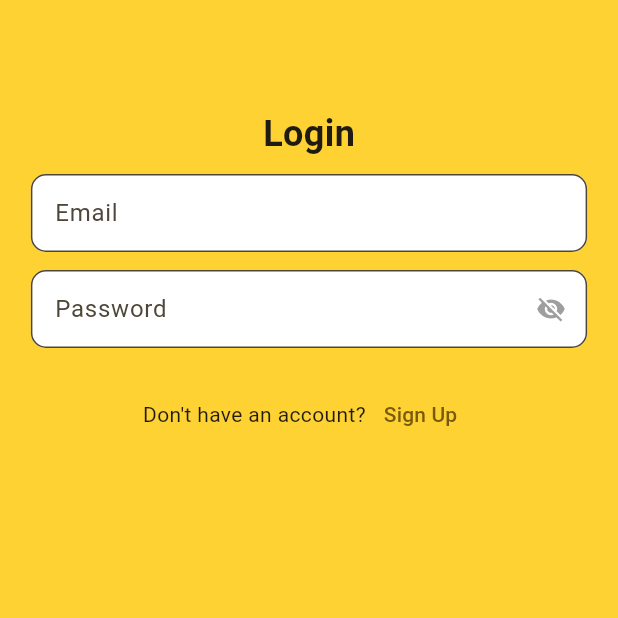
After one commit to mun33b-exe/Study-Circle, a Flutter app: the Login screen opened directly, on a phone screen of 412 x 824 dp, the top half of it. The commit adds this screen. Run offline on Flutter 3.47's test engine with Material 3 defaults, Android fonts, the phone set to English and light mode, and no system bars; our stand-ins replace firebase_core; accounts and stored records are empty.

Commit message:
Resolving merge conflicts

```diff
--- a/lib/constants/colors.dart
+++ b/lib/constants/colors.dart
@@ -2,4 +2,5 @@ import 'package:flutter/material.dart';
 
 class AppColors {
   final Color baseColor = Color(0xFFFFD233);
+  final Color whiteColor = Colors.white;
 }
--- /dev/null
+++ b/lib/screens/login_ui.dart
@@ -0,0 +1,94 @@
+import 'package:flutter/material.dart';
+import 'package:study_circle/constants/colors.dart';
+
+class Login extends StatefulWidget {
+  const Login({super.key});
+
+  @override
+  State<Login> createState() => _LoginState();
+}
+
+class _LoginState extends State<Login> {
+  @override
+  Widget build(BuildContext context) {
+    return Scaffold(
+      backgroundColor: AppColors().baseColor,
+      body: SafeArea(
+        child: SingleChildScrollView(
+          padding: EdgeInsets.symmetric(
+            horizontal: MediaQuery.of(context).size.width * 0.05,
+            vertical: 12.0,
+          ),
+          child: Form(
+            child: Column(
+              crossAxisAlignment: CrossAxisAlignment.stretch,
+              children: [
+                SizedBox(height: 60.0),
+                Center(
+                  child: Text(
+                    'Login',
+                    style: TextStyle(
+                      fontSize: 24.0,
+                      fontWeight: FontWeight.bold,
+                    ),
+                  ),
+                ),
+                SizedBox(height: 10.0),
+                // Email field (responsive using MediaQuery)
+                TextFormField(
+                  keyboardType: TextInputType.emailAddress,
+                  decoration: InputDecoration(
+                    hintText: 'Email',
+                    filled: true,
+                    fillColor: AppColors().whiteColor,
+
+                    contentPadding: EdgeInsets.symmetric(
+                      vertical: 14.0,
+                      horizontal: 12.0,
+                    ),
+                    border: OutlineInputBorder(
+                      borderRadius: BorderRadius.circular(10.0),
+                    ),
+                  ),
+                  style: TextStyle(fontSize: 16.0),
+                ),
+                SizedBox(height: 12.0),
+                // Password field (obscured)
+                TextFormField(
+                  keyboardType: TextInputType.visiblePassword,
+                  obscureText: true,
+                  decoration: InputDecoration(
+                    filled: true,
+                    fillColor: AppColors().whiteColor,
+                    suffixIcon: Icon(
+                      Icons.visibility_off,
+                      color: Colors.grey,
+                      size: 20.0,
+                    ),
+                    hintText: 'Password',
+                    contentPadding: EdgeInsets.symmetric(
+                      vertical: 14.0,
+                      horizontal: 12.0,
+                    ),
+                    border: OutlineInputBorder(
+                      borderRadius: BorderRadius.circular(10.0),
+                    ),
+                  ),
+                  style: TextStyle(fontSize: 16.0),
+                ),
+                SizedBox(height: 20.0),
+                Row(
+                  mainAxisAlignment: MainAxisAlignment.center,
+                  children: [
+                    Text("Don't have an account?"),
+                    TextButton(onPressed: () {}, child: Text("Sign Up")),
+                  ],
+                ),
+              ],
+            ),
+          ),
+        ),
+      ),
+    );
+  }
+}
```
